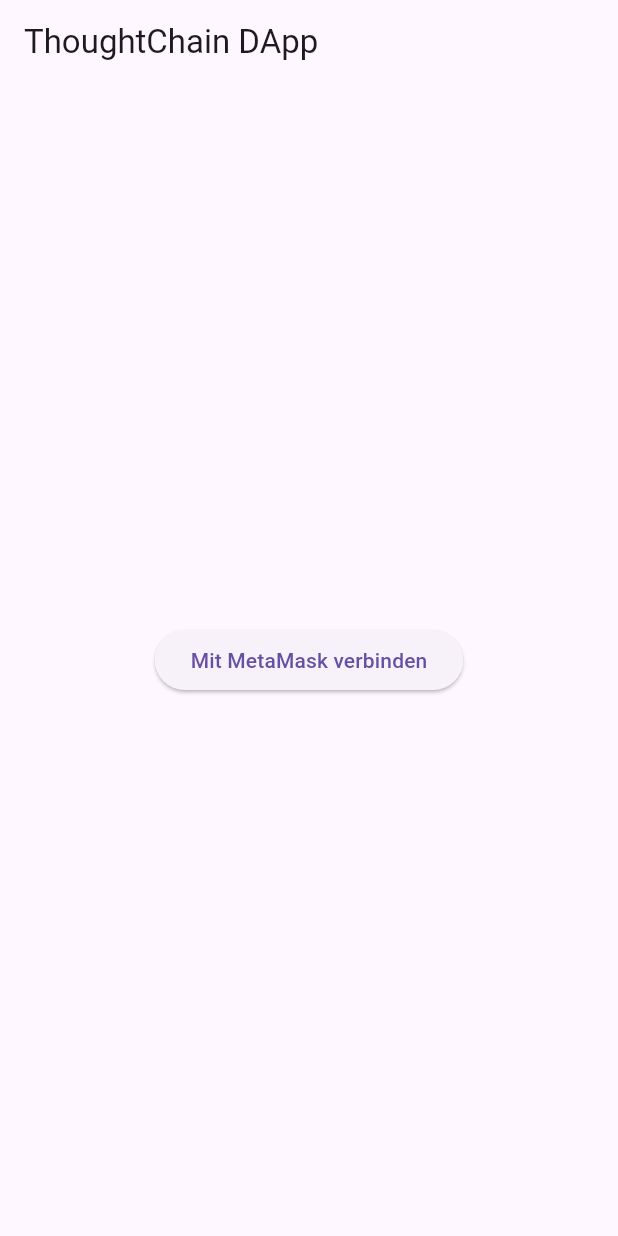
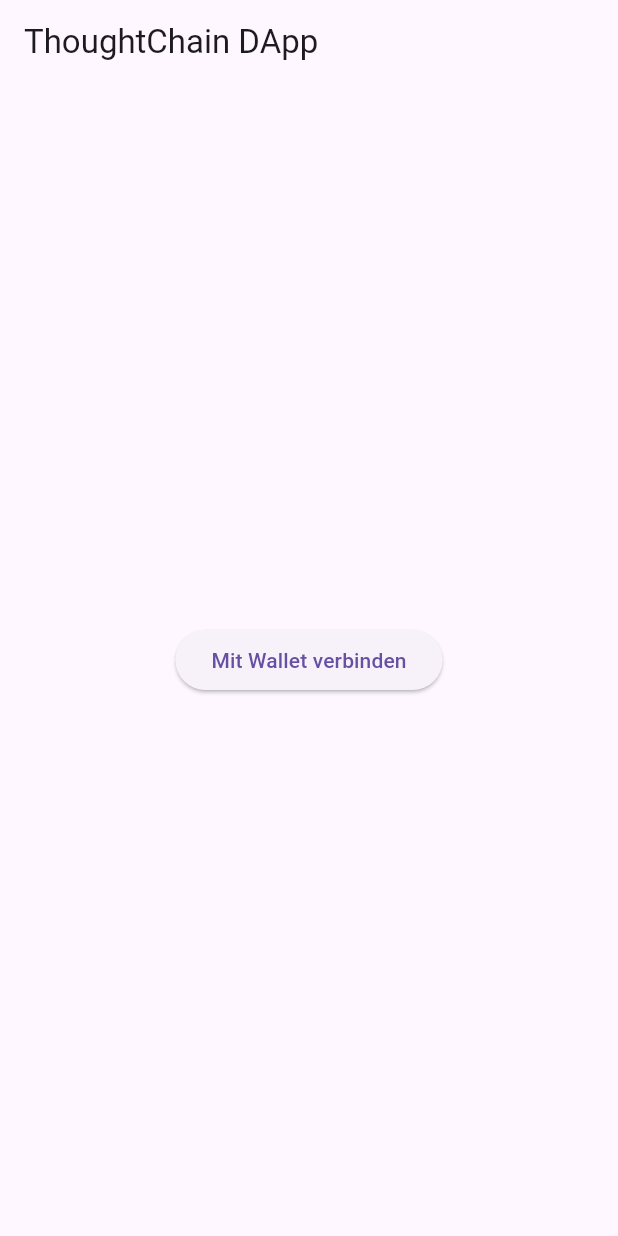
Before and after one commit to lennarddaw/Thinkflow, a Flutter app: the screen it shows after launch, on a phone screen of 412 x 824 dp. Run offline on Flutter 3.47's test engine with Material 3 defaults, Android fonts, the phone set to English and light mode, and no system bars; missing offline and left inert: web3dart.

Commit message:
New version

```diff
--- a/frontend/toughtchain_app/lib/main.dart
+++ b/frontend/toughtchain_app/lib/main.dart
@@ -1,5 +1,6 @@
 import 'package:flutter/material.dart';
-import 'package:flutter_web3/flutter_web3.dart';
+import 'package:web3dart/web3dart.dart';
+import 'package:http/http.dart';
 
 void main() {
   runApp(const ThoughtChainApp());
@@ -13,21 +14,20 @@ class ThoughtChainApp extends StatefulWidget {
 }
 
 class _ThoughtChainAppState extends State<ThoughtChainApp> {
-  String? userAddress;
+  Web3Client? _web3client;
+  String? _walletAddress;
+
+  @override
+  void initState() {
+    super.initState();
+    _web3client = Web3Client("https://goerli.infura.io/v3/YOUR_INFURA_PROJECT_ID", Client());
+  }
 
   Future<void> connectWallet() async {
-    if (ethereum != null) {
-      try {
-        final accounts = await ethereum!.requestAccount();
-        setState(() {
-          userAddress = accounts.first;
-        });
-      } catch (e) {
-        print("Fehler beim Verbinden: $e");
-      }
-    } else {
-      print("Kein Ethereum-Anbieter gefunden");
-    }
+    // Beispiel: Benutzer gibt seine Wallet-Adresse ein
+    setState(() {
+      _walletAddress = "0x123456789abcdef";  // Ersetze dies mit echter Interaktion
+    });
   }
 
   @override
@@ -36,12 +36,12 @@ class _ThoughtChainAppState extends State<ThoughtChainApp> {
       home: Scaffold(
         appBar: AppBar(title: const Text("ThoughtChain DApp")),
         body: Center(
-          child: userAddress == null
+          child: _walletAddress == null
               ? ElevatedButton(
                   onPressed: connectWallet,
-                  child: const Text("Mit MetaMask verbinden"),
+                  child: const Text("Mit Wallet verbinden"),
                 )
-              : Text("Verbunden mit: $userAddress"),
+              : Text("Verbunden mit: $_walletAddress"),
         ),
       ),
     );
--- a/frontend/toughtchain_app/pubspec.yaml
+++ b/frontend/toughtchain_app/pubspec.yaml
@@ -37,7 +37,6 @@ dependencies:
   cupertino_icons: ^1.0.8
   web3dart: ^2.7.3
   http: ^1.3.0
-  flutter_web3: ^2.1.9
 
 dev_dependencies:
   flutter_test:
```
Also changed, not shown: frontend/toughtchain_app/pubspec.lock.
